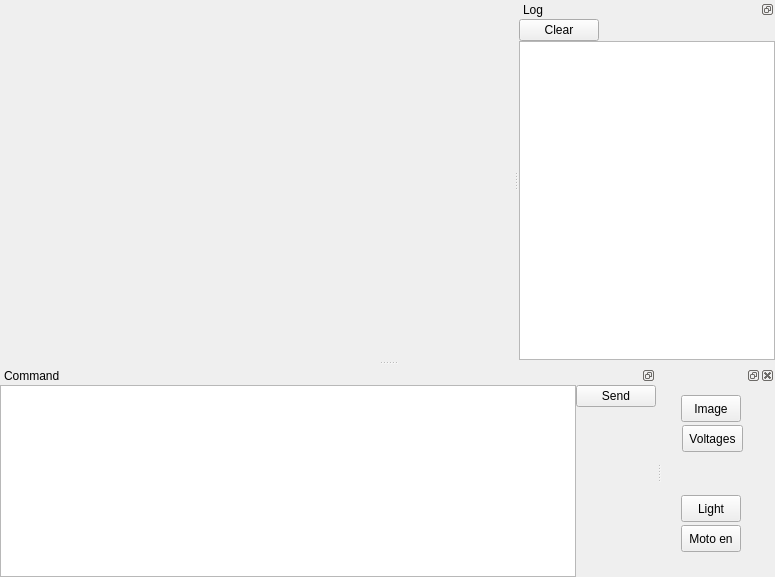
This is projects/irc_tests/app_client/src/main_wnd.ui in z80/robocam as Qt 5 draws it before an edit. The edited form follows.
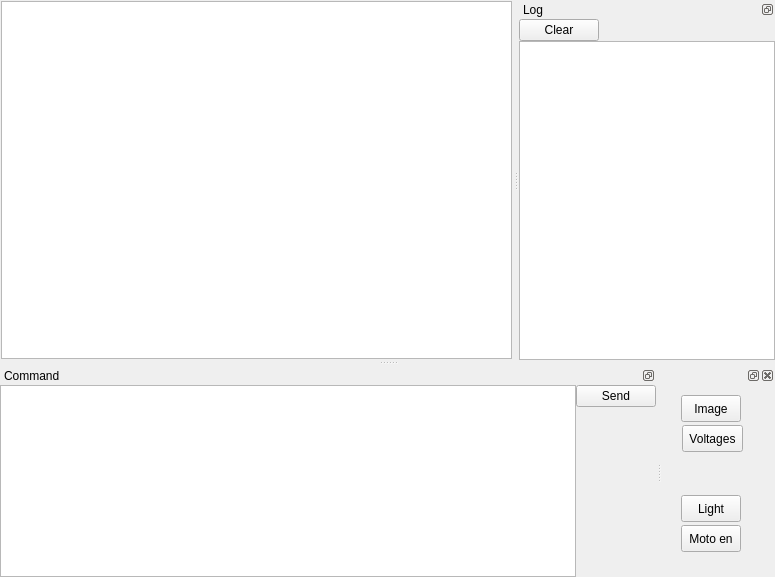
This is the edited form.

Commit message: QGraphicsView instead of QLabel for displaying images.

The edit to the form file:
```diff
--- a/projects/irc_tests/app_client/src/main_wnd.ui
+++ b/projects/irc_tests/app_client/src/main_wnd.ui
@@ -15,12 +15,14 @@
   </property>
   <widget class="QWidget" name="cw">
    <layout class="QVBoxLayout" name="verticalLayout">
+    <property name="spacing">
+     <number>1</number>
+    </property>
+    <property name="margin">
+     <number>1</number>
+    </property>
     <item>
-     <widget class="QLabel" name="imageLbl">
-      <property name="text">
-       <string/>
-      </property>
-     </widget>
+     <widget class="QGraphicsView" name="view"/>
     </item>
    </layout>
   </widget>
```
Left out of the diff: 2 changed lines with no effect on the pictures. The commit also changes 2 other files.
